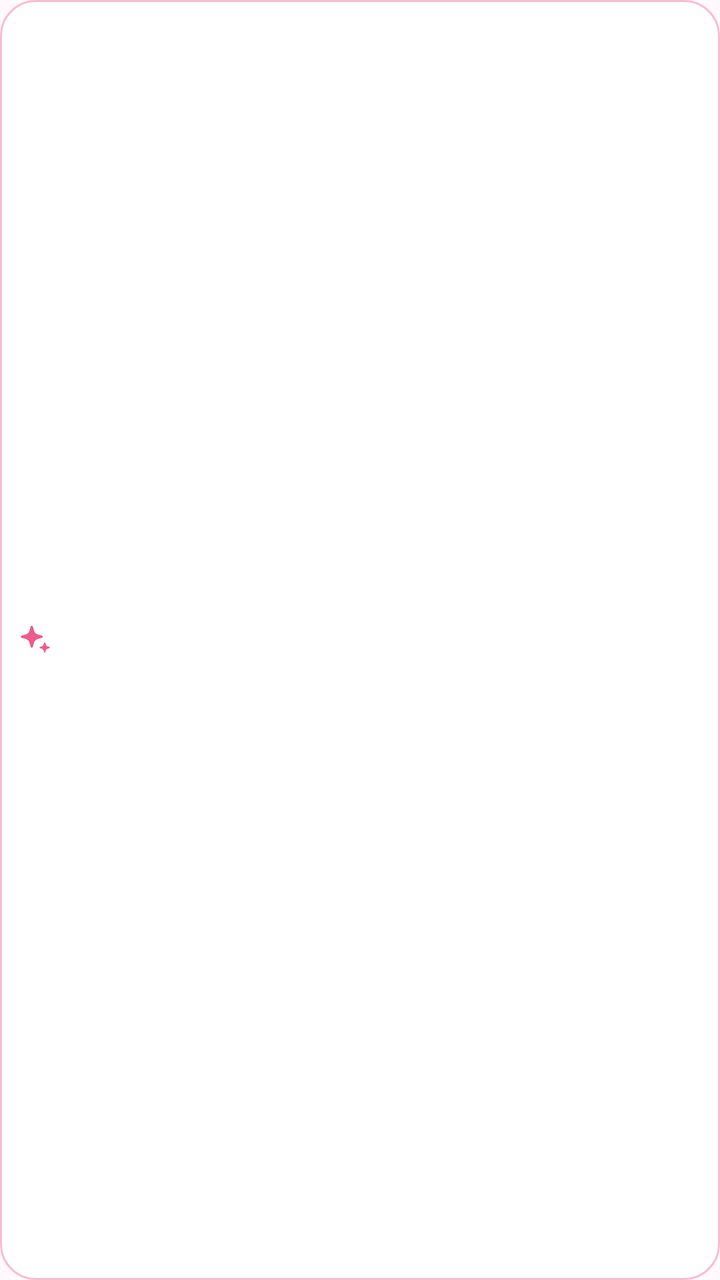
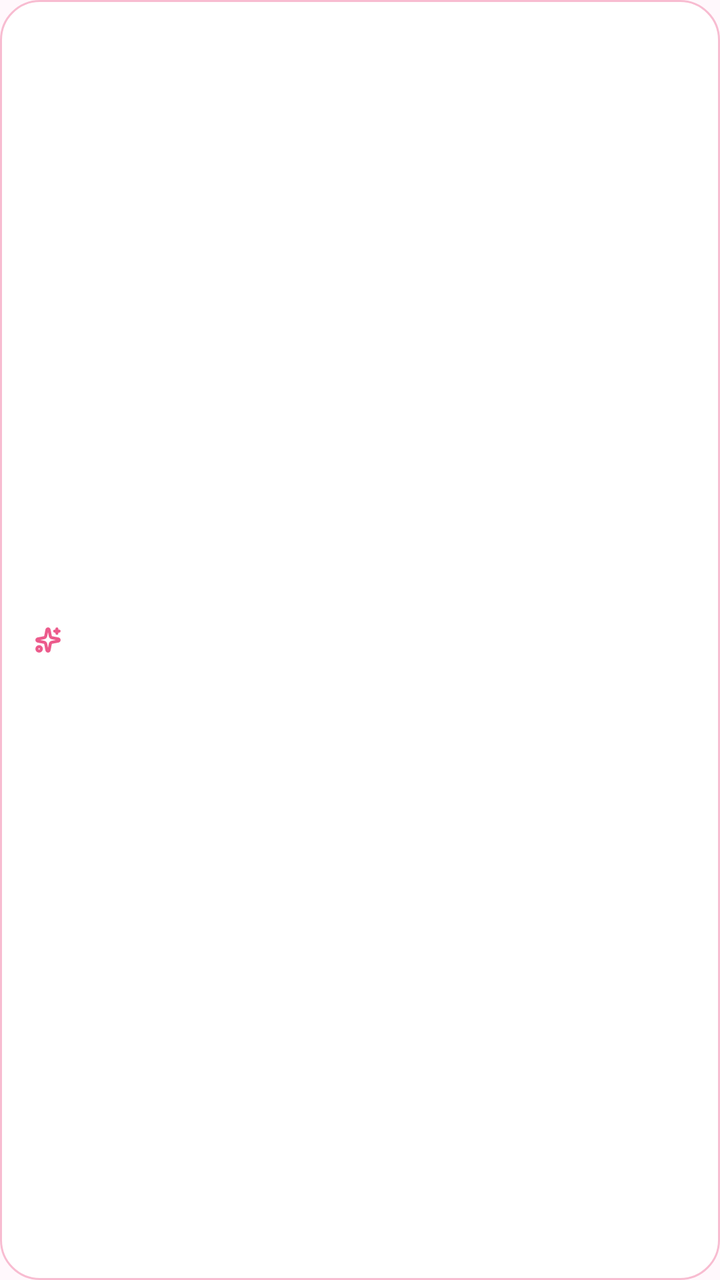

Two renders of the same Android screen: before a commit and after it. Below are the layout's source before the change and the commit's diff.
<!-- AndroidManifest.xml: application theme Theme.CuteWallpaper -->
<!-- res/layout/item_search_genre_chip.xml -->
<?xml version="1.0" encoding="utf-8"?>
<com.google.android.material.chip.Chip xmlns:android="http://schemas.android.com/apk/res/android"
    xmlns:app="http://schemas.android.com/apk/res-auto"
    style="@style/Widget.MaterialComponents.Chip.Filter"
    android:layout_width="wrap_content"
    android:layout_height="36dp"
    android:minWidth="0dp"
    android:minHeight="0dp"
    android:textAppearance="@style/Body14R"
    android:textColor="@color/search_genre_chip_text"
    app:checkedIconVisible="false"
    app:chipBackgroundColor="@color/search_genre_chip_background"
    app:chipCornerRadius="18dp"
    app:chipEndPadding="11dp"
    app:chipIcon="@drawable/ic_search_genre_sparkle"
    app:chipIconSize="16dp"
    app:chipIconTint="@color/primary_500"
    app:chipIconVisible="true"
    app:chipMinHeight="36dp"
    app:chipStartPadding="9dp"
    app:chipStrokeColor="@color/search_genre_chip_stroke"
    app:chipStrokeWidth="1dp"
    app:ensureMinTouchTargetSize="false"
    app:iconEndPadding="5dp"
    app:iconStartPadding="0dp"
    app:rippleColor="@color/alpha_primary_10"
    app:textEndPadding="0dp"
    app:textStartPadding="0dp" />
<!-- resources referenced by this layout -->
<resources>
  <color name="alpha_primary_10">#1AEC5B8C</color>
  <color name="primary_500">#EC5B8C</color>
  <!-- drawable ic_search_genre_sparkle (drawable) -->
  <?xml version="1.0" encoding="utf-8"?>
  <vector xmlns:android="http://schemas.android.com/apk/res/android"
      android:width="18dp"
      android:height="18dp"
      android:viewportWidth="18"
      android:viewportHeight="18">
      <path
          android:fillColor="@color/primary_500"
          android:pathData="M7.1,1.5c0.18,-0.67 1.12,-0.67 1.3,0l0.56,2.08a3.35,3.35 0,0 0,2.36 2.36l2.08,0.56c0.67,0.18 0.67,1.12 0,1.3l-2.08,0.56a3.35,3.35 0,0 0,-2.36 2.36L8.4,12.8c-0.18,0.67 -1.12,0.67 -1.3,0l-0.56,-2.08a3.35,3.35 0,0 0,-2.36 -2.36L2.1,7.8c-0.67,-0.18 -0.67,-1.12 0,-1.3l2.08,-0.56a3.35,3.35 0,0 0,2.36 -2.36L7.1,1.5Z" />
      <path
          android:fillColor="@color/primary_500"
          android:pathData="M14.63,10.65c0.1,-0.39 0.66,-0.39 0.77,0l0.24,0.91c0.14,0.51 0.54,0.91 1.05,1.05l0.91,0.24c0.39,0.11 0.39,0.67 0,0.77l-0.91,0.25c-0.51,0.13 -0.91,0.53 -1.05,1.04l-0.24,0.92c-0.11,0.39 -0.67,0.39 -0.77,0l-0.25,-0.92a1.48,1.48 0,0 0,-1.04 -1.04l-0.92,-0.25c-0.39,-0.1 -0.39,-0.66 0,-0.77l0.92,-0.24c0.51,-0.14 0.91,-0.54 1.04,-1.05l0.25,-0.91Z" />
  </vector>
  <style name="Body14R" parent="@style/TypographyBase">
          <item name="android:textSize">14sp</item>
          <item name="fontFamily">@font/poppins_regular</item>
      </style>
  <style name="Theme.CuteWallpaper" parent="Theme.MaterialComponents.DayNight.NoActionBar">
          <item name="colorPrimary">@color/primary</item>
          <item name="colorPrimaryVariant">@color/primary_dark</item>
          <item name="colorOnPrimary">@color/on_primary</item>
          <item name="colorSecondary">@color/primary</item>
          <item name="colorOnSecondary">@color/on_primary</item>
          <item name="android:windowBackground">@color/background</item>
      </style>
  <style name="TypographyBase">
          <item name="fontFamily">@font/poppins_regular</item>
          <item name="android:includeFontPadding">false</item>
      </style>
  <color name="primary">#F72B85</color>
  <color name="primary_dark">#D81B70</color>
  <color name="on_primary">#FFFFFF</color>
  <color name="background">#FFF8FC</color>
</resources>

<!-- the commit's change to res/layout/item_search_genre_chip.xml (unified diff, before → after) -->
@@ -3,25 +3,25 @@
     xmlns:app="http://schemas.android.com/apk/res-auto"
     style="@style/Widget.MaterialComponents.Chip.Filter"
     android:layout_width="wrap_content"
-    android:layout_height="36dp"
+    android:layout_height="32dp"
     android:minWidth="0dp"
     android:minHeight="0dp"
-    android:textAppearance="@style/Body14R"
+    android:textAppearance="@style/Label12R"
     android:textColor="@color/search_genre_chip_text"
     app:checkedIconVisible="false"
     app:chipBackgroundColor="@color/search_genre_chip_background"
-    app:chipCornerRadius="18dp"
-    app:chipEndPadding="11dp"
+    app:chipCornerRadius="20dp"
+    app:chipEndPadding="16dp"
     app:chipIcon="@drawable/ic_search_genre_sparkle"
     app:chipIconSize="16dp"
     app:chipIconTint="@color/primary_500"
     app:chipIconVisible="true"
-    app:chipMinHeight="36dp"
-    app:chipStartPadding="9dp"
+    app:chipMinHeight="32dp"
+    app:chipStartPadding="16dp"
     app:chipStrokeColor="@color/search_genre_chip_stroke"
     app:chipStrokeWidth="1dp"
     app:ensureMinTouchTargetSize="false"
-    app:iconEndPadding="5dp"
+    app:iconEndPadding="4dp"
     app:iconStartPadding="0dp"
     app:rippleColor="@color/alpha_primary_10"
     app:textEndPadding="0dp"
<!-- resource entries referenced after the edit -->
@@ -5,19 +5,19 @@
   <!-- drawable ic_search_genre_sparkle (drawable) -->
   <?xml version="1.0" encoding="utf-8"?>
   <vector xmlns:android="http://schemas.android.com/apk/res/android"
-      android:width="18dp"
-      android:height="18dp"
-      android:viewportWidth="18"
-      android:viewportHeight="18">
+      android:width="16dp"
+      android:height="16dp"
+      android:viewportWidth="16"
+      android:viewportHeight="16">
       <path
-          android:fillColor="@color/primary_500"
-          android:pathData="M7.1,1.5c0.18,-0.67 1.12,-0.67 1.3,0l0.56,2.08a3.35,3.35 0,0 0,2.36 2.36l2.08,0.56c0.67,0.18 0.67,1.12 0,1.3l-2.08,0.56a3.35,3.35 0,0 0,-2.36 2.36L8.4,12.8c-0.18,0.67 -1.12,0.67 -1.3,0l-0.56,-2.08a3.35,3.35 0,0 0,-2.36 -2.36L2.1,7.8c-0.67,-0.18 -0.67,-1.12 0,-1.3l2.08,-0.56a3.35,3.35 0,0 0,2.36 -2.36L7.1,1.5Z" />
-      <path
-          android:fillColor="@color/primary_500"
-          android:pathData="M14.63,10.65c0.1,-0.39 0.66,-0.39 0.77,0l0.24,0.91c0.14,0.51 0.54,0.91 1.05,1.05l0.91,0.24c0.39,0.11 0.39,0.67 0,0.77l-0.91,0.25c-0.51,0.13 -0.91,0.53 -1.05,1.04l-0.24,0.92c-0.11,0.39 -0.67,0.39 -0.77,0l-0.25,-0.92a1.48,1.48 0,0 0,-1.04 -1.04l-0.92,-0.25c-0.39,-0.1 -0.39,-0.66 0,-0.77l0.92,-0.24c0.51,-0.14 0.91,-0.54 1.04,-1.05l0.25,-0.91Z" />
+          android:pathData="M12.4471,2.44607V4.66821M13.5583,3.55714H11.3359M7.45617,2.89852C7.47997,2.77108 7.5476,2.65598 7.64735,2.57316C7.74709,2.49033 7.87266,2.44499 8.00232,2.44499C8.13198,2.44499 8.25755,2.49033 8.35729,2.57316C8.45704,2.65598 8.52467,2.77108 8.54848,2.89852L9.13241,5.98618C9.17388,6.2057 9.28058,6.40762 9.43856,6.56558C9.59655,6.72355 9.79849,6.83023 10.018,6.8717L13.1061,7.45557C13.2335,7.47937 13.3486,7.54699 13.4315,7.64672C13.5143,7.74645 13.5597,7.87201 13.5597,8.00166C13.5597,8.1313 13.5143,8.25686 13.4315,8.35659C13.3486,8.45632 13.2335,8.52394 13.1061,8.54774L10.018,9.13161C9.79849,9.17308 9.59655,9.27976 9.43856,9.43773C9.28058,9.59569 9.17388,9.79761 9.13241,10.0171L8.54848,13.1048C8.52467,13.2322 8.45704,13.3473 8.35729,13.4302C8.25755,13.513 8.13198,13.5583 8.00232,13.5583C7.87266,13.5583 7.74709,13.513 7.64735,13.4302C7.5476,13.3473 7.47997,13.2322 7.45617,13.1048L6.87223,10.0171C6.83076,9.79761 6.72406,9.59569 6.56608,9.43773C6.40809,9.27976 6.20615,9.17308 5.9866,9.13161L2.89858,8.54774C2.77112,8.52394 2.65601,8.45632 2.57317,8.35659C2.49033,8.25686 2.44499,8.1313 2.44499,8.00166C2.44499,7.87201 2.49033,7.74645 2.57317,7.64672C2.65601,7.54699 2.77112,7.47937 2.89858,7.45557L5.9866,6.8717C6.20615,6.83023 6.40809,6.72355 6.56608,6.56558C6.72406,6.40762 6.83076,6.2057 6.87223,5.98618L7.45617,2.89852ZM4.66874,12.4457C4.66874,13.0593 4.17124,13.5567 3.55754,13.5567C2.94384,13.5567 2.44634,13.0593 2.44634,12.4457C2.44634,11.8321 2.94384,11.3346 3.55754,11.3346C4.17124,11.3346 4.66874,11.8321 4.66874,12.4457Z"
+          android:fillColor="@android:color/transparent"
+          android:strokeColor="@color/primary_500"
+          android:strokeWidth="1.5"
+          android:strokeLineCap="round" />
   </vector>
-  <style name="Body14R" parent="@style/TypographyBase">
-          <item name="android:textSize">14sp</item>
+  <style name="Label12R" parent="@style/TypographyBase">
+          <item name="android:textSize">12sp</item>
           <item name="fontFamily">@font/poppins_regular</item>
       </style>
   <style name="Theme.CuteWallpaper" parent="Theme.MaterialComponents.DayNight.NoActionBar">
